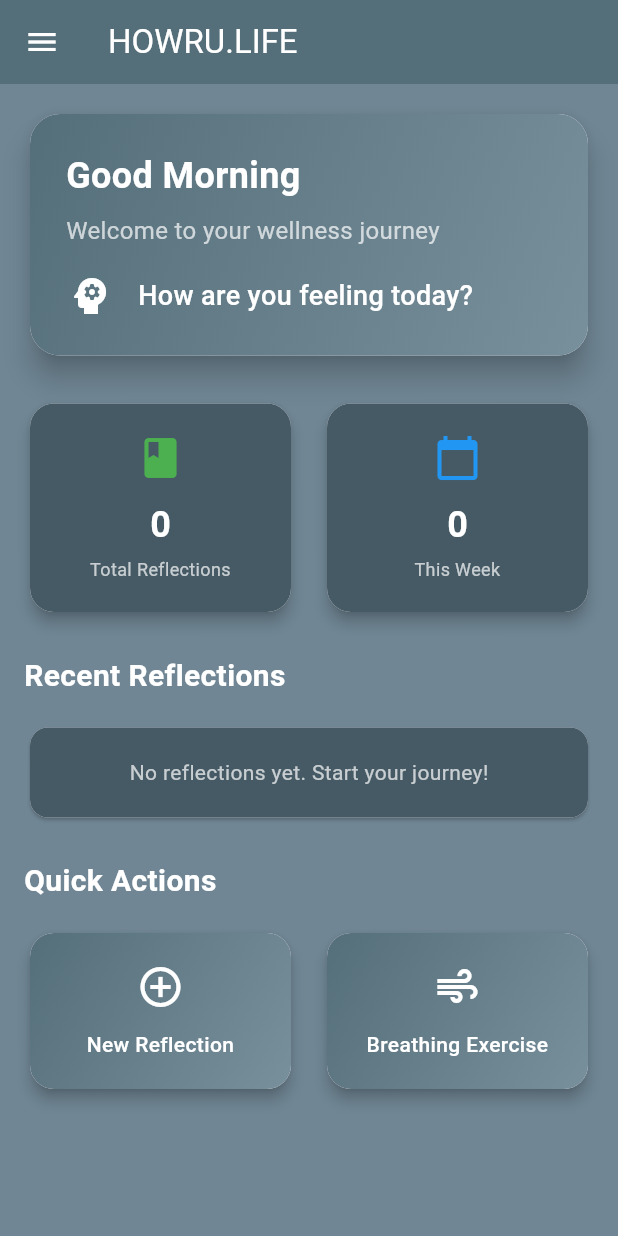
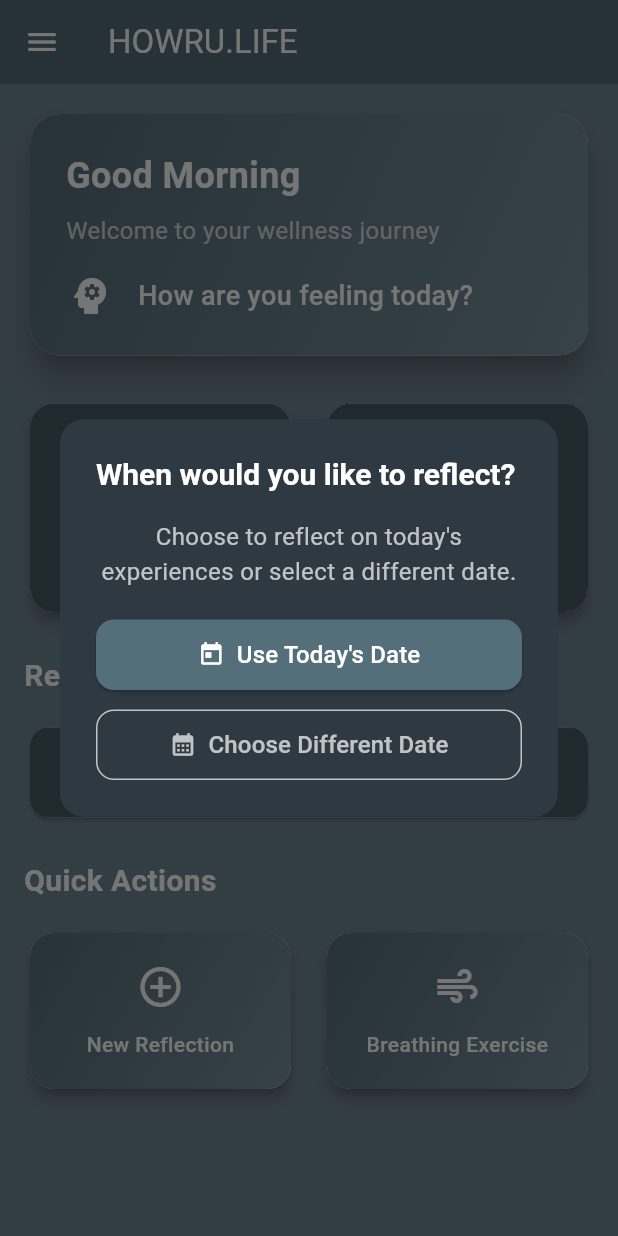
Before and after one commit to SantiagoBoscan07/Stress-and-Anxiety-Management-App-iOS, a Flutter app: the DashboardScreen screen opened by its route, after a tap on "New Reflection", on a phone screen of 412 x 824 dp. Run offline on Flutter 3.47's test engine with Material 3 defaults, Android fonts, the light colour scheme and no system bars; our stand-ins replace sqflite, table_calendar; accounts and stored records are empty.

Commit message:
Fixes on the logo login you out and dashboard screen

```diff
--- a/stress_and_anxiety_management_app_ios/lib/Components/MainScaffold.dart
+++ b/stress_and_anxiety_management_app_ios/lib/Components/MainScaffold.dart
@@ -40,7 +40,7 @@ class MainScaffold extends StatelessWidget {
                       Navigator.pop(context); // Close drawer
                       Navigator.pushNamedAndRemoveUntil(
                         context,
-                        '/',
+                        '/home',
                         (route) => false, // Remove all previous routes
                       );
                     },
@@ -56,7 +56,7 @@ class MainScaffold extends StatelessWidget {
                       Navigator.pop(context); // Close drawer
                       Navigator.pushNamedAndRemoveUntil(
                         context,
-                        '/',
+                        '/home',
                         (route) => false, // Remove all previous routes
                       );
                     },
--- a/stress_and_anxiety_management_app_ios/lib/Screens/DashboardScreen.dart
+++ b/stress_and_anxiety_management_app_ios/lib/Screens/DashboardScreen.dart
@@ -1,6 +1,8 @@
 import 'package:flutter/material.dart';
 import '../Components/MainScaffold.dart';
 import '../Database/LocalDatabase.dart';
+import '../Screens/CalendarScreenWithCallback.dart';
+import '../Screens/SelfReflectionScreen.dart';
 
 class DashboardScreen extends StatefulWidget {
   const DashboardScreen({super.key});
@@ -300,7 +302,7 @@ class _DashboardScreenState extends State<DashboardScreen> {
               child: _buildQuickActionCard(
                 'New Reflection',
                 Icons.add_circle_outline,
-                () => Navigator.pushNamed(context, '/awareness-questions'),
+                () => _showDateSelectionDialog(),
               ),
             ),
             const SizedBox(width: 16),
@@ -352,4 +354,110 @@ class _DashboardScreenState extends State<DashboardScreen> {
       ),
     );
   }
+
+  void _showDateSelectionDialog() {
+    showDialog(
+      context: context,
+      builder: (BuildContext context) {
+        return AlertDialog(
+          backgroundColor: const Color(0xFF2F3941),
+          shape: RoundedRectangleBorder(
+            borderRadius: BorderRadius.circular(16),
+          ),
+          title: const Text(
+            'When would you like to reflect?',
+            style: TextStyle(
+              color: Colors.white,
+              fontSize: 20,
+              fontWeight: FontWeight.bold,
+            ),
+          ),
+          content: Column(
+            mainAxisSize: MainAxisSize.min,
+            children: [
+              const Text(
+                'Choose to reflect on today\'s experiences or select a different date.',
+                style: TextStyle(
+                  color: Colors.white70,
+                  fontSize: 16,
+                ),
+                textAlign: TextAlign.center,
+              ),
+              const SizedBox(height: 20),
+              SizedBox(
+                width: double.maxFinite,
+                child: ElevatedButton.icon(
+                  onPressed: () {
+                    Navigator.of(context).pop();
+                    _navigateToReflection(DateTime.now());
+                  },
+                  icon: const Icon(Icons.today, color: Colors.white),
+                  label: const Text(
+                    'Use Today\'s Date',
+                    style: TextStyle(color: Colors.white, fontSize: 16),
+                  ),
+                  style: ElevatedButton.styleFrom(
+                    backgroundColor: const Color(0xFF546E7A),
+                    padding: const EdgeInsets.symmetric(vertical: 12),
+                    shape: RoundedRectangleBorder(
+                      borderRadius: BorderRadius.circular(12),
+                    ),
+                  ),
+                ),
+              ),
+              const SizedBox(height: 12),
+              SizedBox(
+                width: double.maxFinite,
+                child: OutlinedButton.icon(
+                  onPressed: () {
+                    Navigator.of(context).pop();
+                    _navigateToCalendarSelection();
+                  },
+                  icon: const Icon(Icons.calendar_month, color: Colors.white70),
+                  label: const Text(
+                    'Choose Different Date',
+                    style: TextStyle(color: Colors.white70, fontSize: 16),
+                  ),
+                  style: OutlinedButton.styleFrom(
+                    side: const BorderSide(color: Colors.white70),
+                    padding: const EdgeInsets.symmetric(vertical: 12),
+                    shape: RoundedRectangleBorder(
+                      borderRadius: BorderRadius.circular(12),
+                    ),
+                  ),
+                ),
+              ),
+            ],
+          ),
+        );
+      },
+    );
+  }
+
+  void _navigateToReflection(DateTime selectedDate) {
+    Navigator.push(
+      context,
+      MaterialPageRoute(
+        builder: (context) => SelfReflectScreen(selectedDate: selectedDate),
+      ),
+    );
+  }
+
+  void _navigateToCalendarSelection() {
+    Navigator.push(
+      context,
+      MaterialPageRoute(
+        builder: (context) => CalendarScreenWithCallback(
+          onDateSelected: (selectedDate) {
+            Navigator.push(
+              context,
+              MaterialPageRoute(
+                builder: (context) => SelfReflectScreen(selectedDate: selectedDate),
+              ),
+            );
+          },
+        ),
+      ),
+    );
+  }
 }
```
Also changed, not shown: stress_and_anxiety_management_app_ios/lib/Screens/SelfReflectionScreen.dart (+2 -11 lines), stress_and_anxiety_management_app_ios/lib/main.dart (+15 -12 lines).
